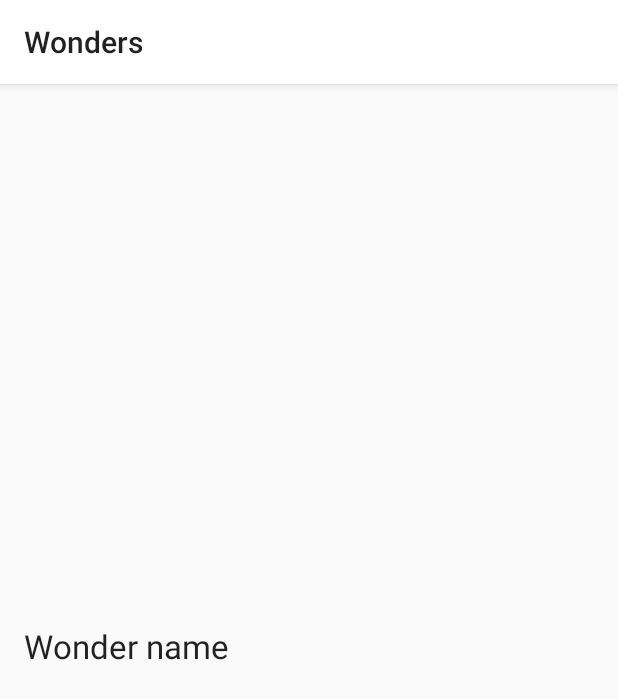
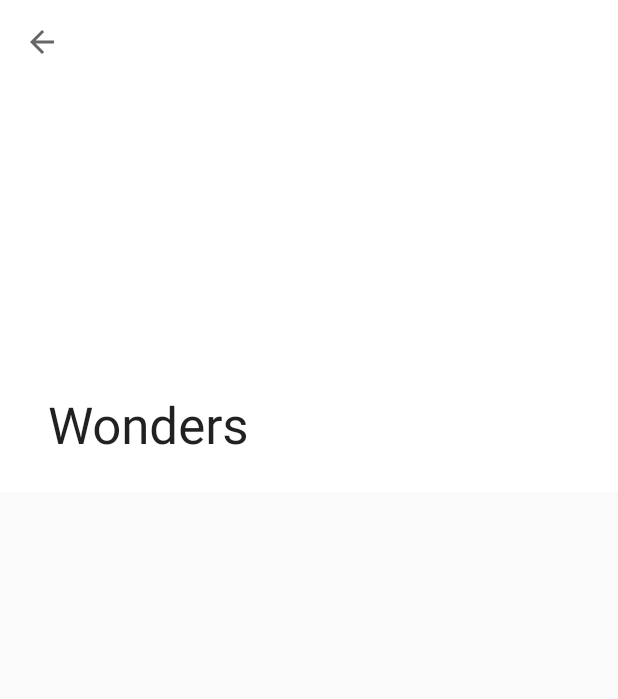
Before and after one commit to igo320345/Wonders, an Android app: the DescriptionFragment screen opened directly, with no data from a screen before it, on a phone screen of 412 x 824 dp. Shown: the top 699 px of the screen. Run offline under Robolectric (Android 15) with nearby library versions, the phone set to English and light mode, and no system bars; our stand-ins replace Picasso; pictures from the network do not load; 3 statements that could not run were skipped.

Commit message:
toolbar improve

```diff
--- a/app/build.gradle
+++ b/app/build.gradle
@@ -53,4 +53,7 @@ dependencies {
     implementation 'androidx.cardview:cardview:1.0.0'
     implementation 'androidx.recyclerview:recyclerview:1.2.0-alpha02'
     implementation 'com.squareup.picasso:picasso:2.71828'
+    implementation 'androidx.coordinatorlayout:coordinatorlayout:1.1.0'
+    implementation 'com.google.android.material:material:1.2.0-alpha05'
+    implementation 'com.google.android.material:material:1.2.0-alpha05'
 }
--- a/app/src/main/AndroidManifest.xml
+++ b/app/src/main/AndroidManifest.xml
@@ -17,7 +17,9 @@
                 <category android:name="android.intent.category.LAUNCHER" />
             </intent-filter>
         </activity>
-        <activity android:name=".activity.DescriptionActivity" />
+        <activity
+            android:name=".activity.DescriptionActivity"
+            android:parentActivityName=".activity.MainActivity"/>
     </application>
 
 </manifest>
--- a/app/src/main/java/com/igo320341/wonders/ui/DescriptionFragment.kt
+++ b/app/src/main/java/com/igo320341/wonders/ui/DescriptionFragment.kt
@@ -4,6 +4,7 @@ import android.os.Bundle
 import android.view.LayoutInflater
 import android.view.View
 import android.view.ViewGroup
+import androidx.appcompat.app.AppCompatActivity
 import androidx.fragment.app.Fragment
 import com.igo320341.wonders.R
 import com.igo320341.wonders.model.Wonder
@@ -13,17 +14,22 @@ import kotlinx.android.synthetic.main.fragment_description.*
 
 class DescriptionFragment: Fragment() {
     private lateinit var wonder: Wonder
+    private lateinit var activity: AppCompatActivity
     companion object{
         const val EXTRA_WONDER = "com.igo320341.wonders.model"
     }
+
     override fun onCreateView(inflater: LayoutInflater, container: ViewGroup?, savedInstanceState: Bundle?): View? {
-        wonder = requireActivity().intent.getSerializableExtra(EXTRA_WONDER) as Wonder
+        activity = requireActivity() as AppCompatActivity
+        wonder = activity.intent.getSerializableExtra(EXTRA_WONDER) as Wonder
         return inflater.inflate(R.layout.fragment_description, container, false)
     }
     override fun onViewCreated(view: View, savedInstanceState: Bundle?) {
         super.onViewCreated(view, savedInstanceState)
+        description_toolbar.title = wonder.name
+        activity.setSupportActionBar(description_toolbar)
+        activity.supportActionBar!!.setDisplayHomeAsUpEnabled(true)
         Picasso.get().load(wonder.pictureUrl).into(wonder_image)
-        wonder_name.text = wonder.name
     }
 
 }
--- a/app/src/main/res/layout/fragment_description.xml
+++ b/app/src/main/res/layout/fragment_description.xml
@@ -1,8 +1,22 @@
 <?xml version="1.0" encoding="utf-8"?>
-<androidx.constraintlayout.widget.ConstraintLayout
+<androidx.coordinatorlayout.widget.CoordinatorLayout
     xmlns:android="http://schemas.android.com/apk/res/android"
     xmlns:app="http://schemas.android.com/apk/res-auto"
     xmlns:tools="http://schemas.android.com/tools"
+    android:layout_width="match_parent"
+    android:layout_height="match_parent">
+
+    <com.google.android.material.appbar.AppBarLayout
+        android:id="@+id/appBarLayout"
+        android:layout_width="match_parent"
+        android:layout_height="wrap_content">
+        <com.google.android.material.appbar.CollapsingToolbarLayout
+            android:id="@+id/collapsingToolbar"
+            android:layout_width="match_parent"
+            android:layout_height="match_parent"
+            app:contentScrim="?attr/colorPrimary"
+            app:layout_scrollFlags="scroll|exitUntilCollapsed">
+            <androidx.constraintlayout.widget.ConstraintLayout
                 android:layout_width="match_parent"
                 android:layout_height="match_parent">
 
@@ -10,24 +24,24 @@
                     android:id="@+id/wonder_image"
                     android:layout_width="match_parent"
                     android:layout_height="328dp"
-        android:layout_marginStart="16dp"
-        android:layout_marginTop="16dp"
-        android:layout_marginEnd="16dp"
+                    android:contentDescription="@string/wonder_name"
                     android:scaleType="centerCrop"
-        android:contentDescription="@string/wonder_name"
+                    app:layout_collapseMode="parallax"
+                    app:layout_constraintBottom_toBottomOf="parent"
                     app:layout_constraintEnd_toEndOf="parent"
                     app:layout_constraintStart_toStartOf="parent"
                     app:layout_constraintTop_toTopOf="parent"
                     tools:srcCompat="@tools:sample/backgrounds/scenic[1]" />
+            </androidx.constraintlayout.widget.ConstraintLayout>
+            <androidx.appcompat.widget.Toolbar
+                android:id="@+id/description_toolbar"
+                android:layout_width="match_parent"
+                android:layout_height="?attr/actionBarSize"
+                app:layout_collapseMode="pin"
+                app:titleTextColor="@android:color/black"/>
+        </com.google.android.material.appbar.CollapsingToolbarLayout>
+    </com.google.android.material.appbar.AppBarLayout>
 
-    <TextView
-        android:id="@+id/wonder_name"
-        android:layout_width="wrap_content"
-        android:layout_height="wrap_content"
-        android:layout_marginStart="16dp"
-        android:layout_marginTop="16dp"
-        android:text="@string/wonder_name"
-        android:textAppearance="@style/TextAppearance.AppCompat.Large"
-        app:layout_constraintStart_toStartOf="parent"
-        app:layout_constraintTop_toBottomOf="@+id/wonder_image" />
-</androidx.constraintlayout.widget.ConstraintLayout>
+
+
+</androidx.coordinatorlayout.widget.CoordinatorLayout>
--- a/app/src/main/res/values/styles.xml
+++ b/app/src/main/res/values/styles.xml
@@ -1,7 +1,7 @@
 <resources>
 
     <!-- Base application theme. -->
-    <style name="AppTheme" parent="Theme.AppCompat.Light">
+    <style name="AppTheme" parent="Theme.AppCompat.Light.NoActionBar">
         <!-- Customize your theme here. -->
         <item name="colorPrimary">@color/colorPrimary</item>
         <item name="colorPrimaryDark">@color/colorPrimaryDark</item>
```
Also changed, not shown: app/src/main/res/layout/fragment_main.xml (+14 -4 lines). Lines whose indentation alone changed are shown as unchanged.
